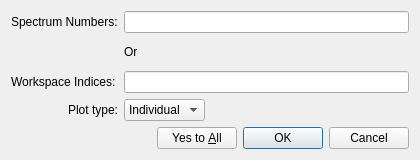
Above: qt/python/mantidqt/widgets/workspacewidget/plotselectiondialog.ui from mantidproject/mantid before the change. Below: the same form after it.
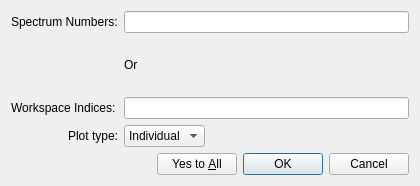
That is the form after the change.

Commit message:
Parse input from plot selection dialog and add tests
Refs #21567

```diff
--- a/qt/python/mantidqt/widgets/workspacewidget/plotselectiondialog.ui
+++ b/qt/python/mantidqt/widgets/workspacewidget/plotselectiondialog.ui
@@ -7,7 +7,7 @@
     <x>0</x>
     <y>0</y>
     <width>420</width>
-    <height>160</height>
+    <height>186</height>
    </rect>
   </property>
   <property name="windowTitle">
```
Left out of the diff: 35 changed lines with no effect on the pictures. The commit also changes 4 other files.
